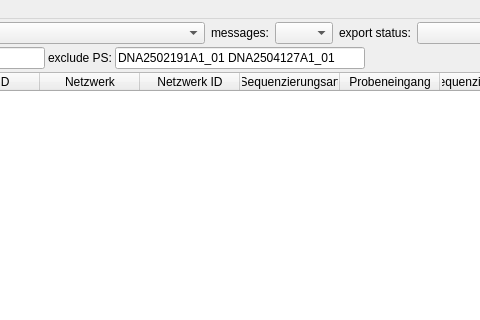
Above: src/MVHub/MVHub.ui from imgag/ngs-bits before the change; both pictures show x 364 to 844 and y 0 to 320 of the 1500 by 800 pixel window. Below: the same form after it.
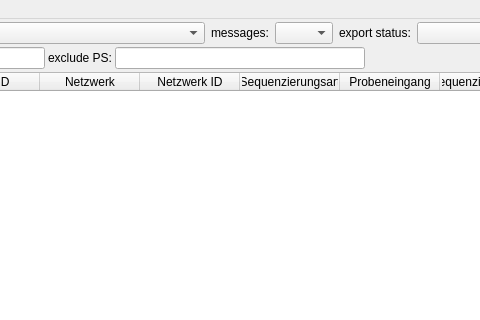
That is the form after the change. Icons and pictures are not drawn.

Commit message: MVHub: removed last excluded PS

```diff
--- a/src/MVHub/MVHub.ui
+++ b/src/MVHub/MVHub.ui
@@ -339,7 +339,7 @@
          </size>
         </property>
         <property name="text">
-         <string>DNA2502191A1_01 DNA2504127A1_01</string>
+         <string/>
         </property>
        </widget>
       </item>
```
The commit also changes 1 other file.
